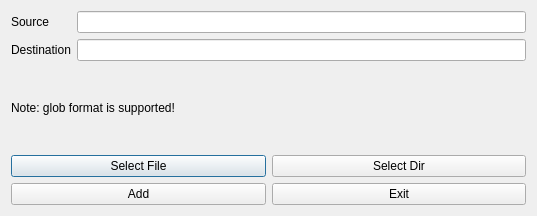
Above: ui/design/add_extras.ui from zimolab/PyInstallerGUI before the change. Below: the same form after it.
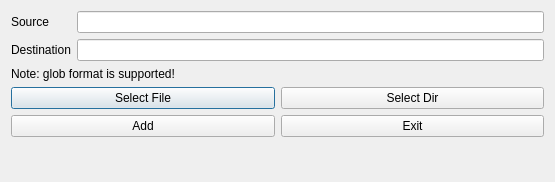
That is the form after the change.

What changed in the file:
```diff
--- a/ui/design/add_extras.ui
+++ b/ui/design/add_extras.ui
@@ -9,8 +9,8 @@
    <rect>
     <x>0</x>
     <y>0</y>
-    <width>537</width>
-    <height>216</height>
+    <width>555</width>
+    <height>182</height>
    </rect>
   </property>
   <property name="windowTitle">
@@ -87,6 +87,19 @@
      </item>
     </layout>
    </item>
+   <item>
+    <spacer name="verticalSpacer">
+     <property name="orientation">
+      <enum>Qt::Vertical</enum>
+     </property>
+     <property name="sizeHint" stdset="0">
+      <size>
+       <width>20</width>
+       <height>40</height>
+      </size>
+     </property>
+    </spacer>
+   </item>
   </layout>
  </widget>
  <resources/>
```
Left out of the diff: 2 changed lines with no effect on the pictures.
